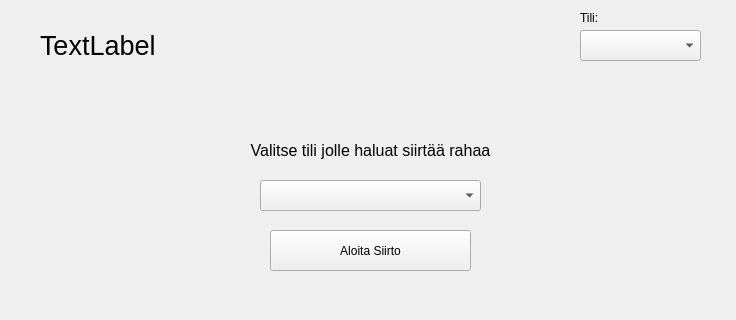
Old version of the form frontend/korttiwindow.ui in the repository janikasavela/Bank; both pictures show x 0 to 736 and y 0 to 320 of the 736 by 561 pixel window.
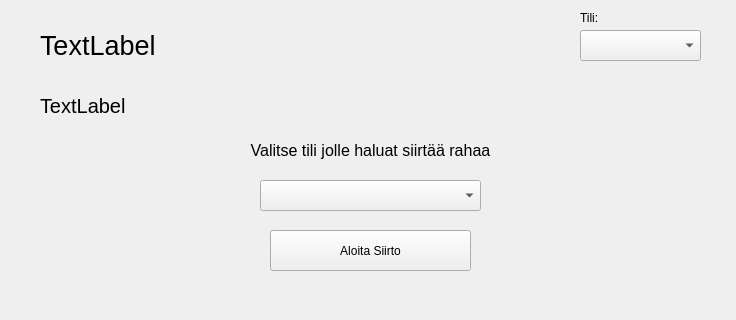
New version of the form. The open tabs and pages were chosen to show the change.

Commit message: asiakas toimii

```diff
--- a/frontend/korttiwindow.ui
+++ b/frontend/korttiwindow.ui
@@ -521,6 +521,24 @@
       <string>Aloita Siirto</string>
      </property>
     </widget>
+    <widget class="QLabel" name="label_siirra">
+     <property name="geometry">
+      <rect>
+       <x>50</x>
+       <y>90</y>
+       <width>651</width>
+       <height>31</height>
+      </rect>
+     </property>
+     <property name="font">
+      <font>
+       <pointsize>15</pointsize>
+      </font>
+     </property>
+     <property name="text">
+      <string>TextLabel</string>
+     </property>
+    </widget>
    </widget>
   </widget>
   <widget class="QPushButton" name="btnReturn">
```
Left out of the diff: 2 changed lines with no effect on the pictures. The commit also changes 1 other file.
